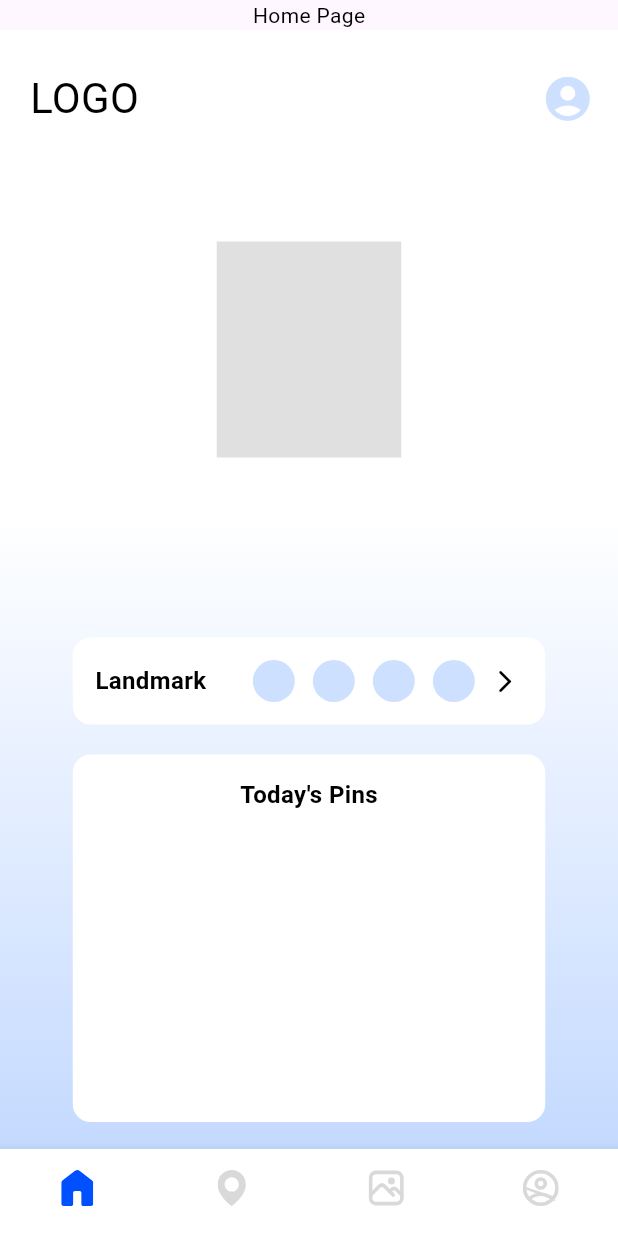
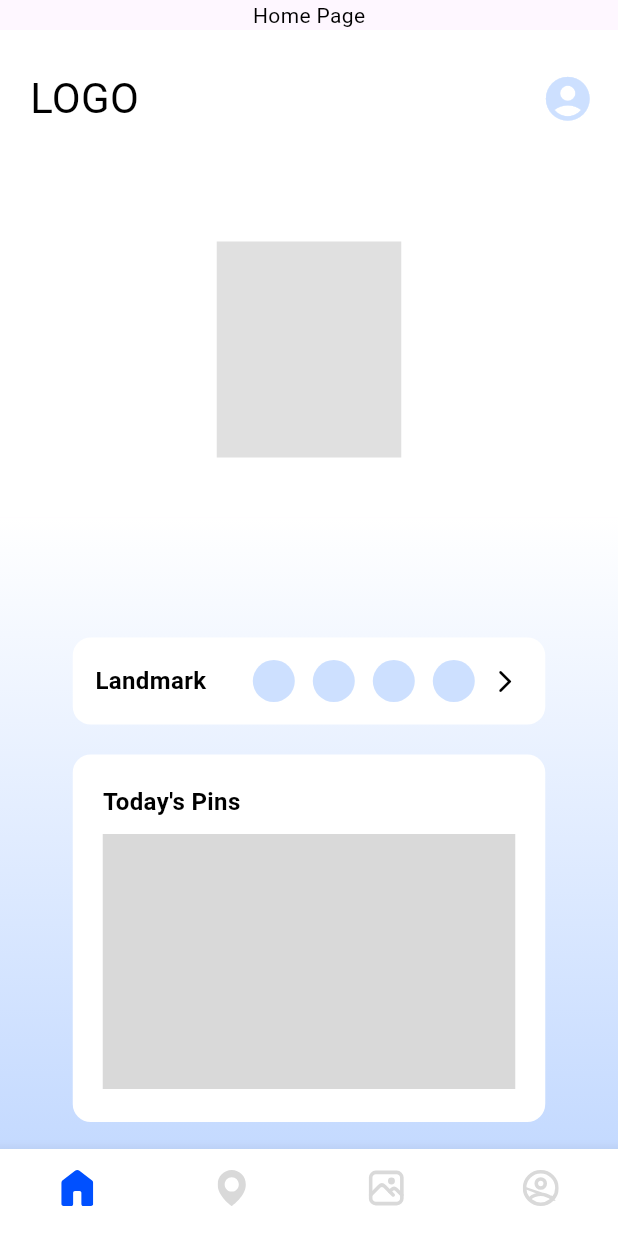
Before and after one commit to 2025-Australia-Internship/TripUS-Client, a Flutter app: the screen it shows after launch, on a phone screen of 412 x 824 dp. Run offline on Flutter 3.47's test engine with Material 3 defaults, Android fonts, the phone set to English and light mode, and no system bars; our stand-ins replace flutter_svg; Roboto replaces fonts that are missing (Pretendard).

Commit message:
feat : home 중간 완성

```diff
--- a/lib/pages/home_page.dart
+++ b/lib/pages/home_page.dart
@@ -172,12 +172,14 @@ class _HomePageStatet extends State<HomePage> {
                       width: 315,
                       height: 245,
                       margin: EdgeInsets.only(top: 20),
-                      padding: EdgeInsets.all(15),
+                      padding: EdgeInsets.all(20),
                       decoration: BoxDecoration(
                         color: Colors.white,
                         borderRadius: BorderRadius.circular(12.0),
                       ),
-                      child: Column(children: [
+                      child: Column(
+                        crossAxisAlignment: CrossAxisAlignment.start,
+                        children: [
                           Text(
                             "Today's Pins",
                             style: TextStyle(
@@ -186,17 +188,26 @@ class _HomePageStatet extends State<HomePage> {
                               fontSize: 16,
                             ),
                           ),
-                      ]),
+                          Container(
+                            height: 170,
+                            color: Color(0xFFD9D9D9),
+                            margin: EdgeInsets.only(top: 10),
+                          ),
+                        ],
+                      ),
                     ),
                     Container(
                       width: 315,
                       height: 245,
                       margin: EdgeInsets.fromLTRB(0, 20, 0, 30),
+                      padding: EdgeInsets.all(20),
                       decoration: BoxDecoration(
                         color: Colors.white,
                         borderRadius: BorderRadius.circular(12.0),
                       ),
-                      child: Column(children: [
+                      child: Column(
+                        crossAxisAlignment: CrossAxisAlignment.start,
+                        children: [
                           Text(
                             "Today's Picture",
                             style: TextStyle(
@@ -205,7 +216,13 @@ class _HomePageStatet extends State<HomePage> {
                               fontSize: 16,
                             ),
                           ),
-                      ]),
+                          Container(
+                            height: 170,
+                            color: Color(0xFFD9D9D9),
+                            margin: EdgeInsets.only(top: 10),
+                          ),
+                        ],
+                      ),
                     ),
                   ],
                 ),
```
Lines whose indentation alone changed are shown as unchanged.
